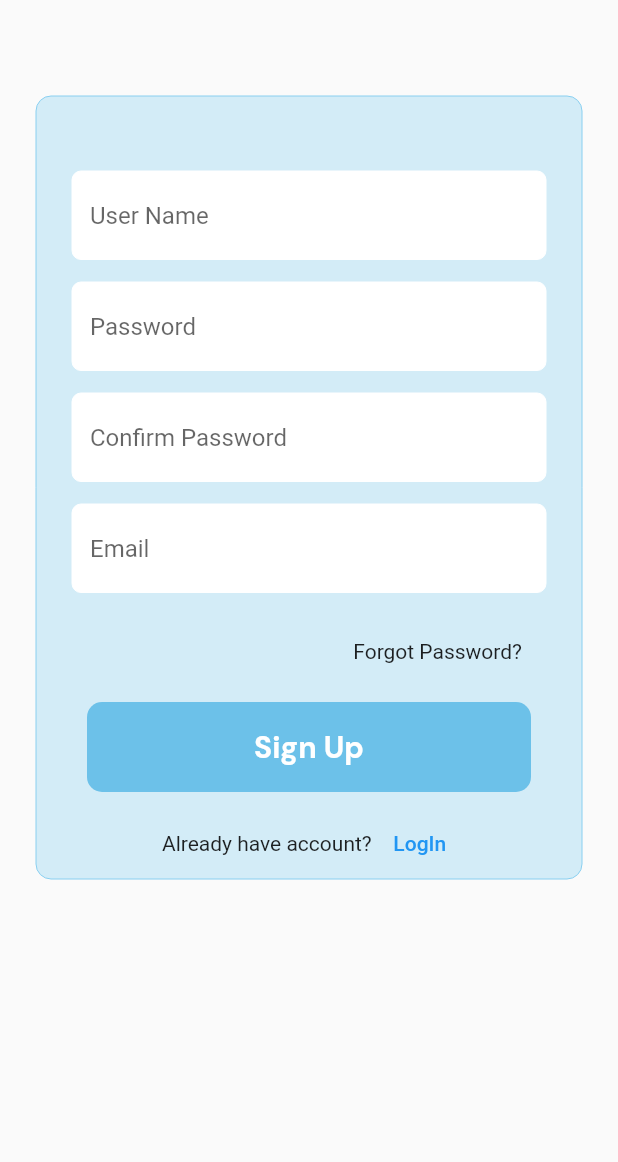
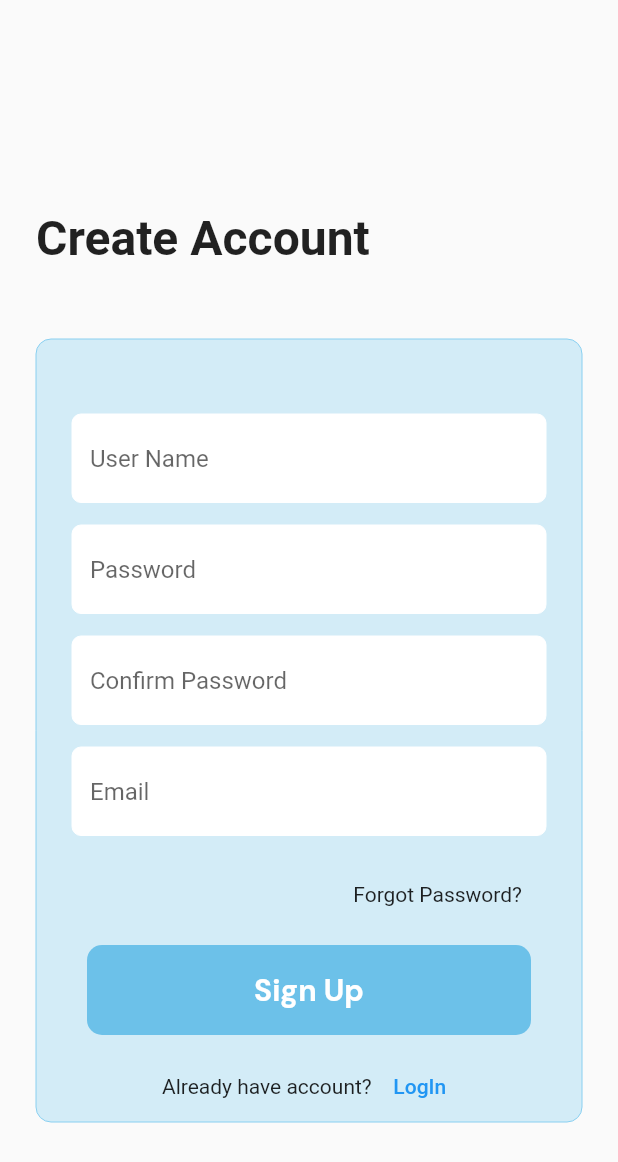
Before and after one commit to TESLA2402/Supabase_Flutter, a Flutter app: the screen it shows after launch, after a tap on "Log In", after a tap on the "logout" icon, after a tap on "SignIn", on a phone screen of 412 x 824 dp. Shown: the top 1162 px of the screen. Run offline on Flutter 3.47's test engine with Material 2 defaults, Android fonts, the light colour scheme and no system bars; drawn by our look-alikes of animated_text_kit; our stand-ins replace cached_network_image, curved_navigation_bar, google_fonts, image_picker, shared_preferences, supabase_flutter and 1 more; accounts and stored records are empty; network calls fail.

Commit message:
Minor UI changes

```diff
--- a/flutter_supabase/lib/screens/Authentication/login.dart
+++ b/flutter_supabase/lib/screens/Authentication/login.dart
@@ -1,3 +1,4 @@
+import 'package:animated_text_kit/animated_text_kit.dart';
 import 'package:flutter/material.dart';
 import 'package:flutter_supabase/constants/colors.dart';
 import 'package:flutter_supabase/constants/typography.dart';
@@ -48,17 +49,47 @@ class _SignInState extends State<SignIn> {
   Widget build(BuildContext context) {
     return Scaffold(
       resizeToAvoidBottomInset: false,
-      body: SingleChildScrollView(
+      body: Center(
+        child: SingleChildScrollView(
           child: Padding(
-          padding:
-              const EdgeInsets.only(top: 64, right: 24, left: 24, bottom: 24),
-          child: Align(
-            alignment: Alignment.bottomCenter,
-            child: Container(
+            padding: const EdgeInsets.only(right: 24, left: 24),
+            child: Column(
+              crossAxisAlignment: CrossAxisAlignment.start,
+              children: [
+                AnimatedTextKit(
+                  animatedTexts: [
+                    TypewriterAnimatedText(
+                      'Welcome Back',
+                      textStyle: const TextStyle(
+                        fontSize: 32.0,
+                        fontWeight: FontWeight.bold,
+                      ),
+                      speed: const Duration(milliseconds: 100),
+                    ),
+                    TypewriterAnimatedText(
+                      "Login!",
+                      textStyle: const TextStyle(
+                        fontSize: 32.0,
+                        fontWeight: FontWeight.bold,
+                        fontFamily: 'Canterbury',
+                      ),
+                      speed: const Duration(milliseconds: 100),
+                    ),
+                  ],
+                  totalRepeatCount: 4,
+                  pause: const Duration(milliseconds: 1000),
+                  displayFullTextOnTap: true,
+                  stopPauseOnTap: true,
+                ),
+                const SizedBox(
+                  height: 48,
+                ),
+                Container(
                   decoration: BoxDecoration(
                       borderRadius: BorderRadius.circular(10),
-                  border: Border.all(width: 0, color: AppColors.buttonColor),
-                  color: Color.fromARGB(255, 211, 236, 247)),
+                      border:
+                          Border.all(width: 0, color: AppColors.buttonColor),
+                      color: const Color.fromARGB(255, 211, 236, 247)),
                   padding: const EdgeInsets.symmetric(horizontal: 24),
                   child: Column(
                     mainAxisAlignment: MainAxisAlignment.center,
@@ -140,7 +171,8 @@ class _SignInState extends State<SignIn> {
                             height: 60,
                             decoration: BoxDecoration(
                                 borderRadius: BorderRadius.circular(10),
-                            color: const Color.fromARGB(255, 108, 193, 233)),
+                                color:
+                                    const Color.fromARGB(255, 108, 193, 233)),
                             child: Center(
                               child: Text("Log In",
                                   style: AppTypography.textMd.copyWith(
@@ -174,6 +206,8 @@ class _SignInState extends State<SignIn> {
                     ],
                   ),
                 ),
+              ],
+            ),
           ),
         ),
       ),
--- a/flutter_supabase/lib/screens/Authentication/signUp.dart
+++ b/flutter_supabase/lib/screens/Authentication/signUp.dart
@@ -1,3 +1,4 @@
+import 'package:animated_text_kit/animated_text_kit.dart';
 import 'package:flutter/material.dart';
 import 'package:flutter_supabase/constants/colors.dart';
 import 'package:flutter_supabase/constants/typography.dart';
@@ -61,20 +62,53 @@ class _SignUpState extends State<SignUp> {
   @override
   Widget build(BuildContext context) {
     return Scaffold(
-      body: isLoading
+      body: Center(
+        child: isLoading
             ? Container(
                 child: const Center(child: CircularProgressIndicator()),
               )
             : SingleChildScrollView(
                 child: Padding(
                   padding: const EdgeInsets.only(top: 64, right: 24, left: 24),
-                child: Container(
+                  child: Column(
+                    crossAxisAlignment: CrossAxisAlignment.start,
+                    children: [
+                      AnimatedTextKit(
+                        animatedTexts: [
+                          TypewriterAnimatedText(
+                            'Create Account',
+                            textStyle: const TextStyle(
+                              fontSize: 32.0,
+                              fontWeight: FontWeight.bold,
+                            ),
+                            speed: const Duration(milliseconds: 100),
+                          ),
+                          TypewriterAnimatedText(
+                            "Sign Up!",
+                            textStyle: const TextStyle(
+                              fontSize: 32.0,
+                              fontWeight: FontWeight.bold,
+                              fontFamily: 'Canterbury',
+                            ),
+                            speed: const Duration(milliseconds: 100),
+                          ),
+                        ],
+                        totalRepeatCount: 4,
+                        pause: const Duration(milliseconds: 1000),
+                        displayFullTextOnTap: true,
+                        stopPauseOnTap: true,
+                      ),
+                      const SizedBox(
+                        height: 48,
+                      ),
+                      Container(
                         decoration: BoxDecoration(
                             borderRadius: BorderRadius.circular(10),
-                      border:
-                          Border.all(width: 0, color: AppColors.buttonColor),
+                            border: Border.all(
+                                width: 0, color: AppColors.buttonColor),
                             color: Color.fromARGB(255, 211, 236, 247)),
-                  padding: const EdgeInsets.only(top: 50, left: 24, right: 24),
+                        padding:
+                            const EdgeInsets.only(top: 50, left: 24, right: 24),
                         child: Form(
                           child: Column(
                             mainAxisAlignment: MainAxisAlignment.center,
@@ -234,6 +268,9 @@ class _SignUpState extends State<SignUp> {
                           ),
                         ),
                       ),
+                    ],
+                  ),
+                ),
               ),
       ),
     );
--- a/flutter_supabase/pubspec.yaml
+++ b/flutter_supabase/pubspec.yaml
@@ -45,6 +45,7 @@ dependencies:
   stylish_bottom_bar: ^1.0.1
   image_picker: ^0.8.7+5
   flutter_easyloading: ^3.0.5
+  animated_text_kit: ^4.2.2
 
 dev_dependencies:
   flutter_test:
```
Also changed, not shown: flutter_supabase/pubspec.lock. Lines whose indentation alone changed are shown as unchanged.
